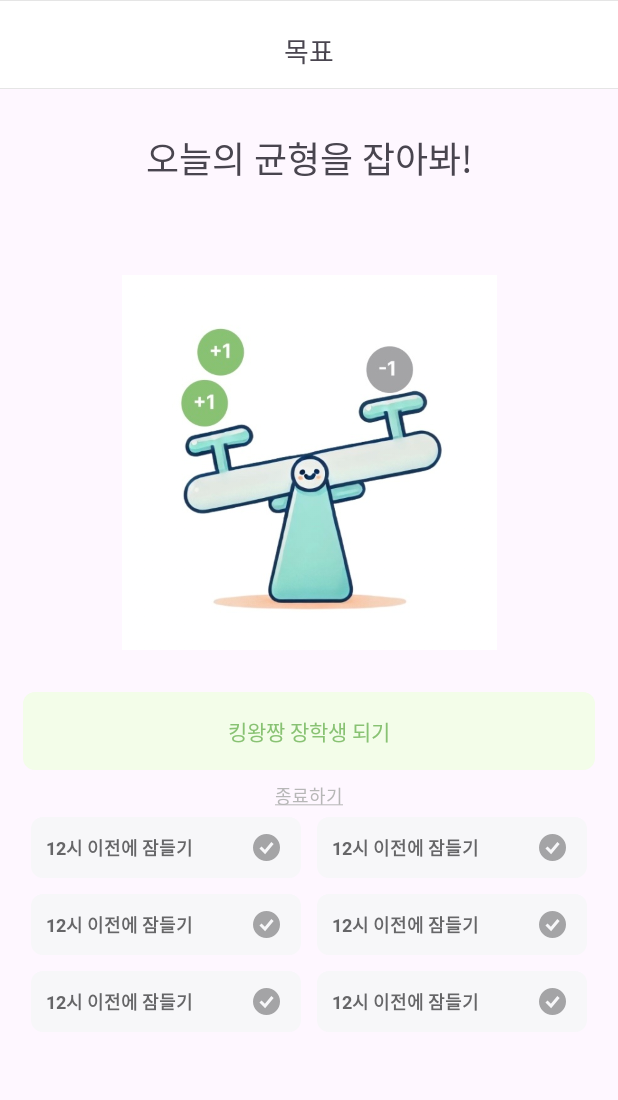
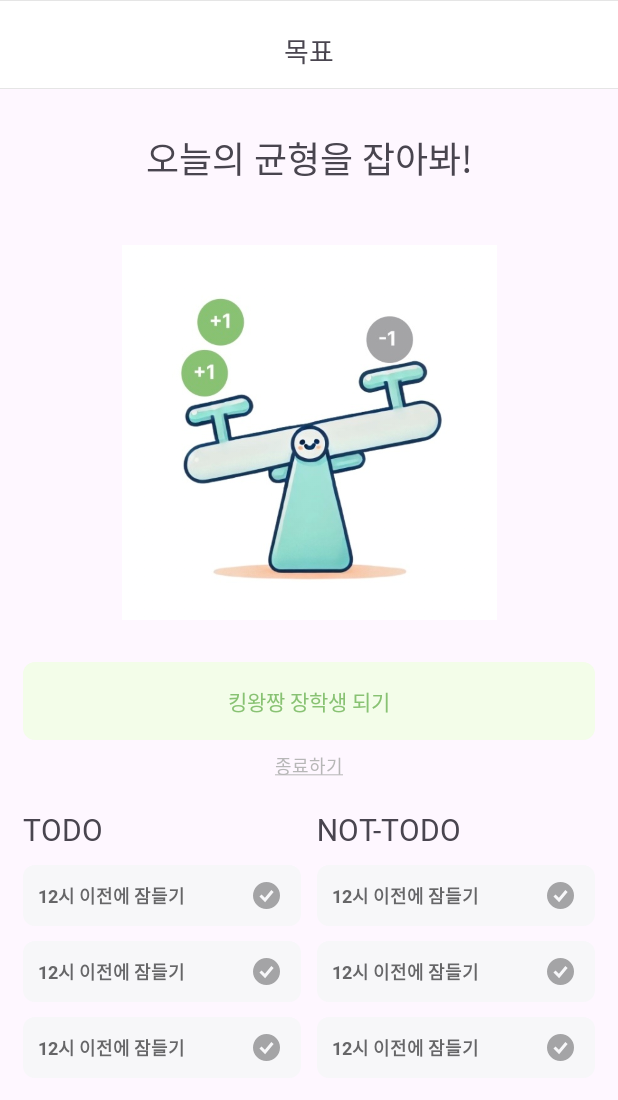
Before and after one commit to Daljyeong/ToNotTODO, an Android app: the fragment GoalDetailFragment shown on its own in the app's theme, on a phone screen of 412 x 824 dp. Shown: the top 1100 px of the screen. Run offline under Robolectric (Android 15) with nearby library versions, the light colour scheme and no system bars.

Commit message:
design: 목표화면 UI 완료

```diff
--- a/app/src/main/res/layout/fragment_goal_detail.xml
+++ b/app/src/main/res/layout/fragment_goal_detail.xml
@@ -22,6 +22,7 @@
             android:paddingBottom="12dp"
             android:text="목표"
             android:textSize="18sp"
+            android:fontFamily="@font/pretendard_600"
             app:layout_constraintEnd_toEndOf="parent"
             app:layout_constraintStart_toStartOf="parent"
             app:layout_constraintTop_toTopOf="parent" />
@@ -35,6 +36,7 @@
         android:layout_height="wrap_content"
         android:layout_marginTop="28dp"
         android:text="오늘의 균형을 잡아봐!"
+        android:fontFamily="@font/jua_400"
         android:textSize="24sp"
         app:layout_constraintEnd_toEndOf="parent"
         app:layout_constraintStart_toStartOf="parent"
@@ -45,7 +47,7 @@
         android:id="@+id/iv_goal_detail_seesaw"
         android:layout_width="250dp"
         android:layout_height="250dp"
-        android:layout_marginTop="60dp"
+        android:layout_marginTop="40dp"
         android:src="@drawable/seesaw_example"
         app:layout_constraintEnd_toEndOf="parent"
         app:layout_constraintStart_toStartOf="parent"
@@ -68,6 +70,7 @@
             android:layout_height="wrap_content"
             android:paddingVertical="15dp"
             android:text="킹왕짱 장학생 되기"
+            android:fontFamily="@font/pretendard_700"
             android:textColor="@color/main_green"
             app:layout_constraintEnd_toEndOf="parent"
             app:layout_constraintStart_toStartOf="parent"
@@ -81,6 +84,7 @@
         android:layout_height="wrap_content"
         android:layout_marginTop="8dp"
         android:text="@string/stop_goal"
+        android:fontFamily="@font/pretendard_600"
         android:textColor="@color/gray_light"
         android:textSize="12sp"
         app:layout_constraintEnd_toEndOf="parent"
@@ -94,18 +98,44 @@
         android:layout_height="wrap_content"
         android:layout_marginHorizontal="15dp"
         android:columnCount="2"
-        android:rowCount="3"
+        android:rowCount="4"
+        android:layout_marginTop="20dp"
         app:layout_constraintTop_toBottomOf="@id/tv_goal_detail_stop">
+
+        <TextView
+            android:layout_width="wrap_content"
+            android:layout_height="wrap_content"
+            android:text="TODO"
+            android:fontFamily="@font/jua_400"
+            android:textSize="20sp"
+            android:layout_row="0"
+            android:layout_rowWeight="0"
+            android:layout_column="0"
+            android:layout_columnWeight="1" />
+
+        <TextView
+            android:layout_width="wrap_content"
+            android:layout_height="wrap_content"
+            android:text="NOT-TODO"
+            android:fontFamily="@font/jua_400"
+            android:textSize="20sp"
+            android:layout_marginStart="5dp"
+            android:layout_row="0"
+            android:layout_rowWeight="0"
+            android:layout_column="1"
+            android:layout_columnWeight="1" />
+
 
         <androidx.constraintlayout.widget.ConstraintLayout
             android:layout_width="wrap_content"
             android:layout_height="wrap_content"
-            android:layout_row="0"
+            android:layout_row="1"
             android:layout_rowWeight="1"
             android:layout_column="0"
             android:layout_columnWeight="1"
             android:layout_gravity="fill"
-            android:layout_margin="5dp"
+            android:layout_marginEnd="5dp"
+            android:layout_marginTop="10dp"
             android:background="@drawable/bg_gray_8"
             android:paddingVertical="11dp">
 
@@ -135,80 +165,13 @@
         <androidx.constraintlayout.widget.ConstraintLayout
             android:layout_width="wrap_content"
             android:layout_height="wrap_content"
-            android:layout_row="0"
-            android:layout_rowWeight="1"
-            android:layout_column="1"
-            android:layout_columnWeight="1"
-            android:layout_gravity="fill"
-            android:layout_margin="5dp"
-            android:background="@drawable/bg_gray_8"
-            android:paddingVertical="11dp">
-
-            <!-- TODO: 10sp 너무 작아서 12sp로 임의 변경 -->
-            <TextView
-                android:layout_width="wrap_content"
-                android:layout_height="wrap_content"
-                android:layout_marginStart="10dp"
-                android:text="12시 이전에 잠들기"
-                android:textColor="@color/gray_700"
-                android:textSize="12sp"
-                android:textStyle="bold"
-                app:layout_constraintStart_toStartOf="parent"
-                app:layout_constraintTop_toTopOf="parent" />
-
-            <ImageView
-                android:layout_width="wrap_content"
-                android:layout_height="wrap_content"
-                android:layout_marginEnd="14dp"
-                android:src="@drawable/ic_check_gray"
-                app:layout_constraintEnd_toEndOf="parent"
-                app:layout_constraintTop_toTopOf="parent" />
-
-        </androidx.constraintlayout.widget.ConstraintLayout>
-
-        <androidx.constraintlayout.widget.ConstraintLayout
-            android:layout_width="wrap_content"
-            android:layout_height="wrap_content"
-            android:layout_row="1"
-            android:layout_rowWeight="1"
-            android:layout_column="0"
-            android:layout_columnWeight="1"
-            android:layout_gravity="fill"
-            android:layout_margin="5dp"
-            android:background="@drawable/bg_gray_8"
-            android:paddingVertical="11dp">
-
-            <!-- TODO: 10sp 너무 작아서 12sp로 임의 변경 -->
-            <TextView
-                android:layout_width="wrap_content"
-                android:layout_height="wrap_content"
-                android:layout_marginStart="10dp"
-                android:text="12시 이전에 잠들기"
-                android:textColor="@color/gray_700"
-                android:textSize="12sp"
-                android:textStyle="bold"
-                app:layout_constraintStart_toStartOf="parent"
-                app:layout_constraintTop_toTopOf="parent" />
-
-            <ImageView
-                android:layout_width="wrap_content"
-                android:layout_height="wrap_content"
-                android:layout_marginEnd="14dp"
-                android:src="@drawable/ic_check_gray"
-                app:layout_constraintEnd_toEndOf="parent"
-                app:layout_constraintTop_toTopOf="parent" />
-
-        </androidx.constraintlayout.widget.ConstraintLayout>
-
-        <androidx.constraintlayout.widget.ConstraintLayout
-            android:layout_width="wrap_content"
-            android:layout_height="wrap_content"
             android:layout_row="1"
             android:layout_rowWeight="1"
             android:layout_column="1"
             android:layout_columnWeight="1"
             android:layout_gravity="fill"
-            android:layout_margin="5dp"
+            android:layout_marginStart="5dp"
+            android:layout_marginTop="10dp"
             android:background="@drawable/bg_gray_8"
             android:paddingVertical="11dp">
 
@@ -242,7 +205,8 @@
             android:layout_column="0"
             android:layout_columnWeight="1"
             android:layout_gravity="fill"
-            android:layout_margin="5dp"
+            android:layout_marginEnd="5dp"
+            android:layout_marginTop="10dp"
             android:background="@drawable/bg_gray_8"
             android:paddingVertical="11dp">
 
@@ -276,7 +240,78 @@
             android:layout_column="1"
             android:layout_columnWeight="1"
             android:layout_gravity="fill"
-            android:layout_margin="5dp"
+            android:layout_marginStart="5dp"
+            android:layout_marginTop="10dp"
+            android:background="@drawable/bg_gray_8"
+            android:paddingVertical="11dp">
+
+            <!-- TODO: 10sp 너무 작아서 12sp로 임의 변경 -->
+            <TextView
+                android:layout_width="wrap_content"
+                android:layout_height="wrap_content"
+                android:layout_marginStart="10dp"
+                android:text="12시 이전에 잠들기"
+                android:textColor="@color/gray_700"
+                android:textSize="12sp"
+                android:textStyle="bold"
+                app:layout_constraintStart_toStartOf="parent"
+                app:layout_constraintTop_toTopOf="parent" />
+
+            <ImageView
+                android:layout_width="wrap_content"
+                android:layout_height="wrap_content"
+                android:layout_marginEnd="14dp"
+                android:src="@drawable/ic_check_gray"
+                app:layout_constraintEnd_toEndOf="parent"
+                app:layout_constraintTop_toTopOf="parent" />
+
+        </androidx.constraintlayout.widget.ConstraintLayout>
+
+        <androidx.constraintlayout.widget.ConstraintLayout
+            android:layout_width="wrap_content"
+            android:layout_height="wrap_content"
+            android:layout_row="3"
+            android:layout_rowWeight="1"
+            android:layout_column="0"
+            android:layout_columnWeight="1"
+            android:layout_gravity="fill"
+            android:layout_marginEnd="5dp"
+            android:layout_marginTop="10dp"
+            android:background="@drawable/bg_gray_8"
+            android:paddingVertical="11dp">
+
+            <!-- TODO: 10sp 너무 작아서 12sp로 임의 변경 -->
+            <TextView
+                android:layout_width="wrap_content"
+                android:layout_height="wrap_content"
+                android:layout_marginStart="10dp"
+                android:text="12시 이전에 잠들기"
+                android:textColor="@color/gray_700"
+                android:textSize="12sp"
+                android:textStyle="bold"
+                app:layout_constraintStart_toStartOf="parent"
+                app:layout_constraintTop_toTopOf="parent" />
+
+            <ImageView
+                android:layout_width="wrap_content"
+                android:layout_height="wrap_content"
+                android:layout_marginEnd="14dp"
+                android:src="@drawable/ic_check_gray"
+                app:layout_constraintEnd_toEndOf="parent"
+                app:layout_constraintTop_toTopOf="parent" />
+
+        </androidx.constraintlayout.widget.ConstraintLayout>
+
+        <androidx.constraintlayout.widget.ConstraintLayout
+            android:layout_width="wrap_content"
+            android:layout_height="wrap_content"
+            android:layout_row="3"
+            android:layout_rowWeight="1"
+            android:layout_column="1"
+            android:layout_columnWeight="1"
+            android:layout_gravity="fill"
+            android:layout_marginStart="5dp"
+            android:layout_marginTop="10dp"
             android:background="@drawable/bg_gray_8"
             android:paddingVertical="11dp">
 
```
